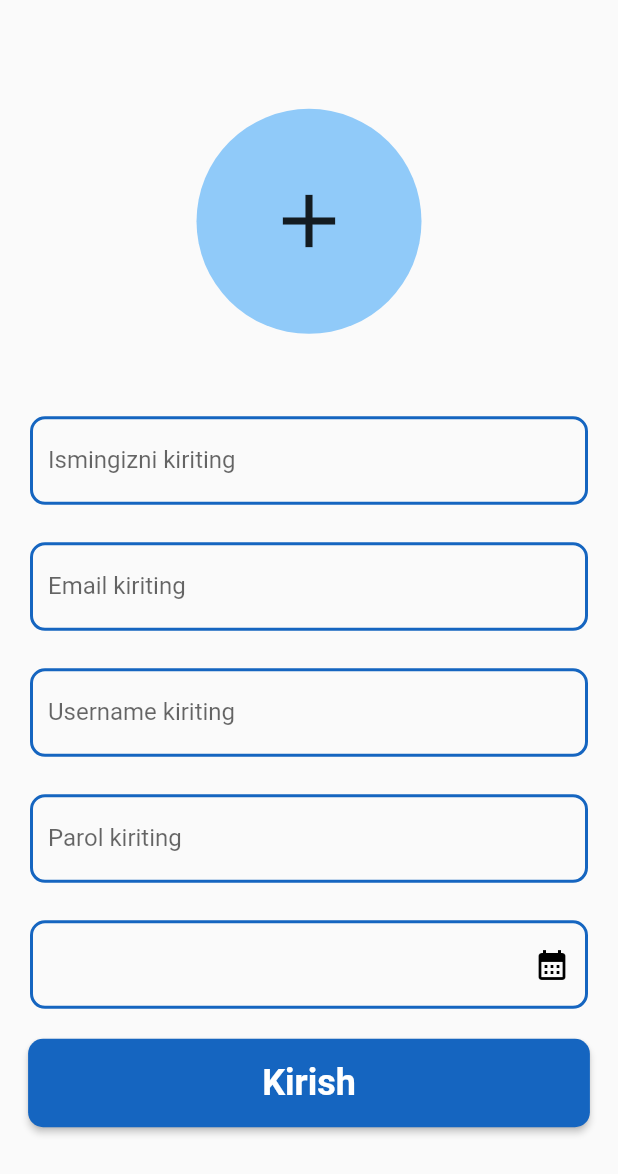
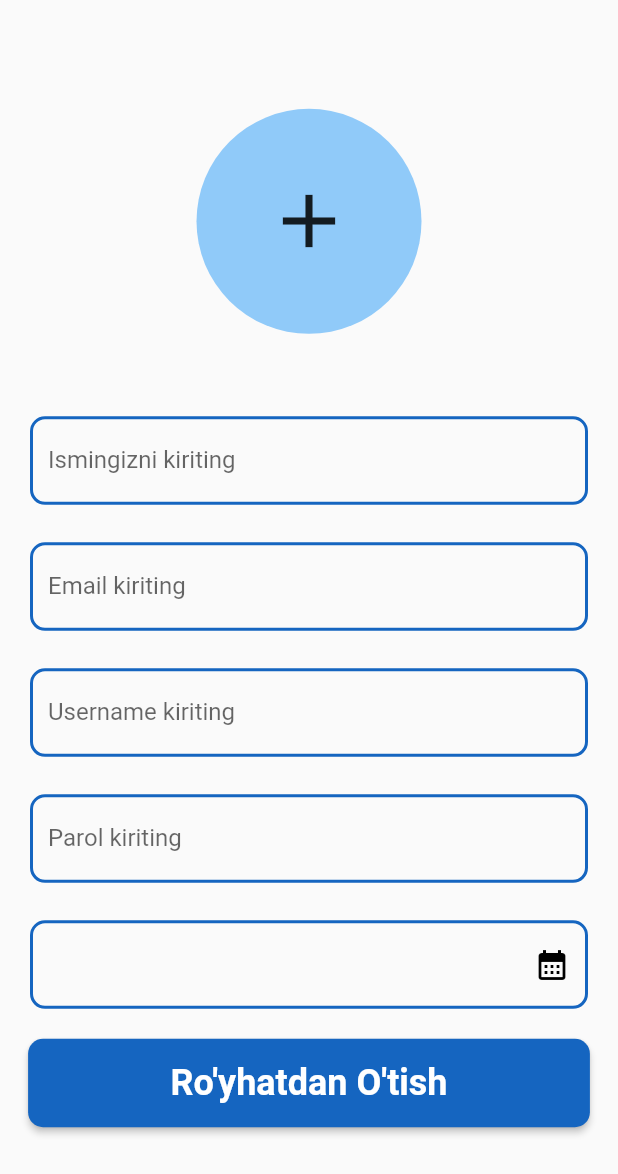
Before and after one commit to ArturSadulloyev/saxovat, a Flutter app: the screen it shows after launch, on a phone screen of 412 x 824 dp. Shown: the top 1174 px of the screen. Run offline on Flutter 3.47's test engine with Material 2 defaults, Android fonts, the phone set to English and light mode, and no system bars; our stand-ins replace firebase_auth, firebase_core, firebase_database, image_picker, mask_text_input_formatter; missing offline and left inert: firebase_auth_platform_interface, intro_screen_onboarding_flutter, swipe_image_gallery; accounts and stored records are empty.

Commit message:
10.25.2023 sign_up1

```diff
--- a/lib/pages/sign_up_page.dart
+++ b/lib/pages/sign_up_page.dart
@@ -2,6 +2,7 @@ import 'dart:io';
 
 import 'package:flutter/material.dart';
 import 'package:image_picker/image_picker.dart';
+import 'package:saxovat/pages/home_page.dart';
 import 'package:saxovat/pages/phone_auth_page.dart';
 
 import '../services/auth_service.dart';
@@ -14,6 +15,10 @@ class SignUpPage extends StatefulWidget {
 }
 
 class _SignUpPageState extends State<SignUpPage> {
+  TextEditingController nameController = TextEditingController();
+  TextEditingController emailController = TextEditingController();
+  TextEditingController usernameController = TextEditingController();
+  TextEditingController passwordController = TextEditingController();
   TextEditingController phoneController = TextEditingController();
 
   DateTime selectedDate = DateTime.now();
@@ -33,9 +38,11 @@ class _SignUpPageState extends State<SignUpPage> {
   @override
   Widget build(BuildContext context) {
     return Scaffold(
+      resizeToAvoidBottomInset: false,
       body: Column(
         mainAxisAlignment: MainAxisAlignment.center,
         children: [
+          /// image picker
           Align(
             alignment: Alignment.center,
             child: GestureDetector(
@@ -60,12 +67,14 @@ class _SignUpPageState extends State<SignUpPage> {
             ),
           ),
           SizedBox(height: 50),
+
+          /// name
           Padding(
             padding:
                 const EdgeInsets.only(left: 20, right: 20, top: 5, bottom: 20),
             child: TextField(
               // inputFormatters: [maskFormatter],
-              controller: phoneController,
+              controller: nameController,
               decoration: InputDecoration(
                 label: Text('Ismingizni kiriting'),
                 border: OutlineInputBorder(
@@ -79,12 +88,14 @@ class _SignUpPageState extends State<SignUpPage> {
               ),
             ),
           ),
+
+          /// email
           Padding(
             padding:
                 const EdgeInsets.only(left: 20, right: 20, top: 5, bottom: 20),
             child: TextField(
               // inputFormatters: [maskFormatter],
-              controller: phoneController,
+              controller: emailController,
               decoration: InputDecoration(
                 label: Text('Email kiriting'),
                 border: OutlineInputBorder(
@@ -98,12 +109,14 @@ class _SignUpPageState extends State<SignUpPage> {
               ),
             ),
           ),
+
+          /// username
           Padding(
             padding:
                 const EdgeInsets.only(left: 20, right: 20, top: 5, bottom: 20),
             child: TextField(
               // inputFormatters: [maskFormatter],
-              controller: phoneController,
+              controller: usernameController,
               decoration: InputDecoration(
                 label: Text('Username kiriting'),
                 border: OutlineInputBorder(
@@ -117,12 +130,14 @@ class _SignUpPageState extends State<SignUpPage> {
               ),
             ),
           ),
+
+          /// password
           Padding(
             padding:
                 const EdgeInsets.only(left: 20, right: 20, top: 5, bottom: 20),
             child: TextField(
               // inputFormatters: [maskFormatter],
-              controller: phoneController,
+              controller: passwordController,
               decoration: InputDecoration(
                 label: Text('Parol kiriting'),
                 border: OutlineInputBorder(
@@ -136,6 +151,8 @@ class _SignUpPageState extends State<SignUpPage> {
               ),
             ),
           ),
+
+          /// birth
           Padding(
             padding:
                 const EdgeInsets.only(left: 20, right: 20, top: 5, bottom: 20),
@@ -179,6 +196,8 @@ class _SignUpPageState extends State<SignUpPage> {
               ),
             ),
           ),
+
+          /// btn
           ElevatedButton(
             style: ButtonStyle(
               fixedSize: MaterialStateProperty.all(
@@ -194,22 +213,39 @@ class _SignUpPageState extends State<SignUpPage> {
                 ),
               ),
             ),
-            onPressed: () {
-
-              if (phoneController.text.trim().length < 13) {
+            onPressed: () async {
+              if (nameController.text.trim().length < 3) {
                 ScaffoldMessenger.of(context).showSnackBar(
                   const SnackBar(
                     content: Text("Iltimos telefon raqamni to'g'ri kiriting"),
                   ),
                 );
               } else {
-               /// # TODO
+                /// # TODO
+                final result = await Auth.createUserWithEmailAndPassword(
+                  emailController.text,
+                  passwordController.text,
+                  usernameController.text,
+                );
 
-
+                if (result) {
+                  Navigator.pushReplacement(
+                    context,
+                    MaterialPageRoute(
+                      builder: (context) => HomePage(),
+                    ),
+                  );
+                } else {
+                  ScaffoldMessenger.of(context).showSnackBar(
+                    SnackBar(
+                      content: Text("Iltimos qayta urinib ko'ring !"),
+                    ),
+                  );
+                }
               }
             },
             child: const Text(
-              "Kirish",
+              "Ro'yhatdan O'tish",
               style: TextStyle(
                 fontSize: 24,
                 fontWeight: FontWeight.bold,
```
